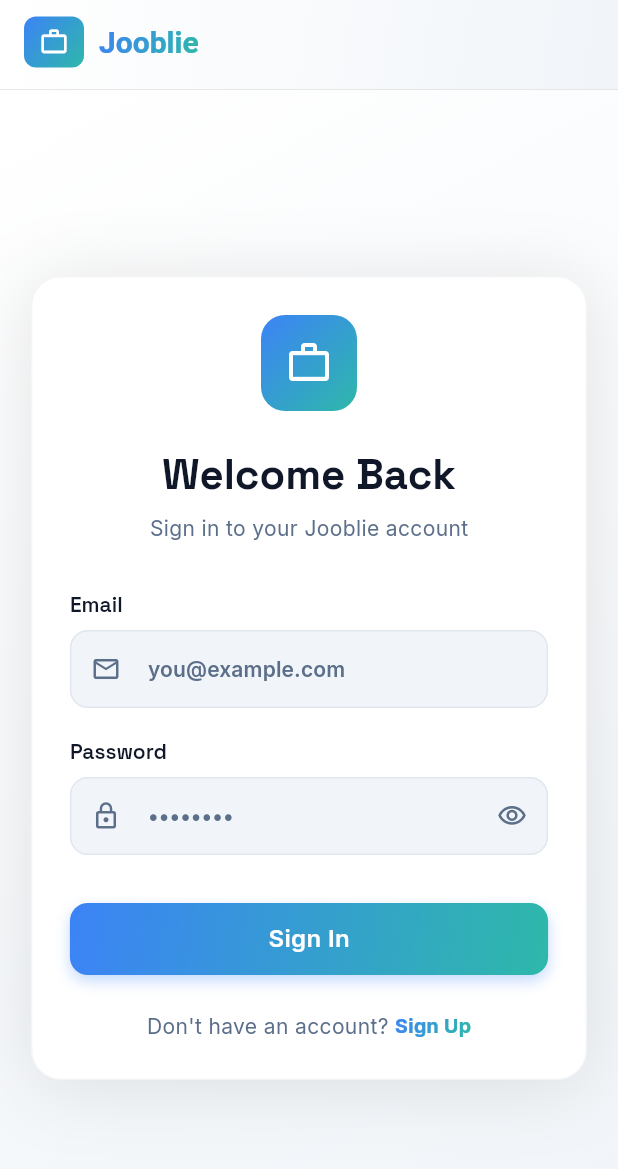
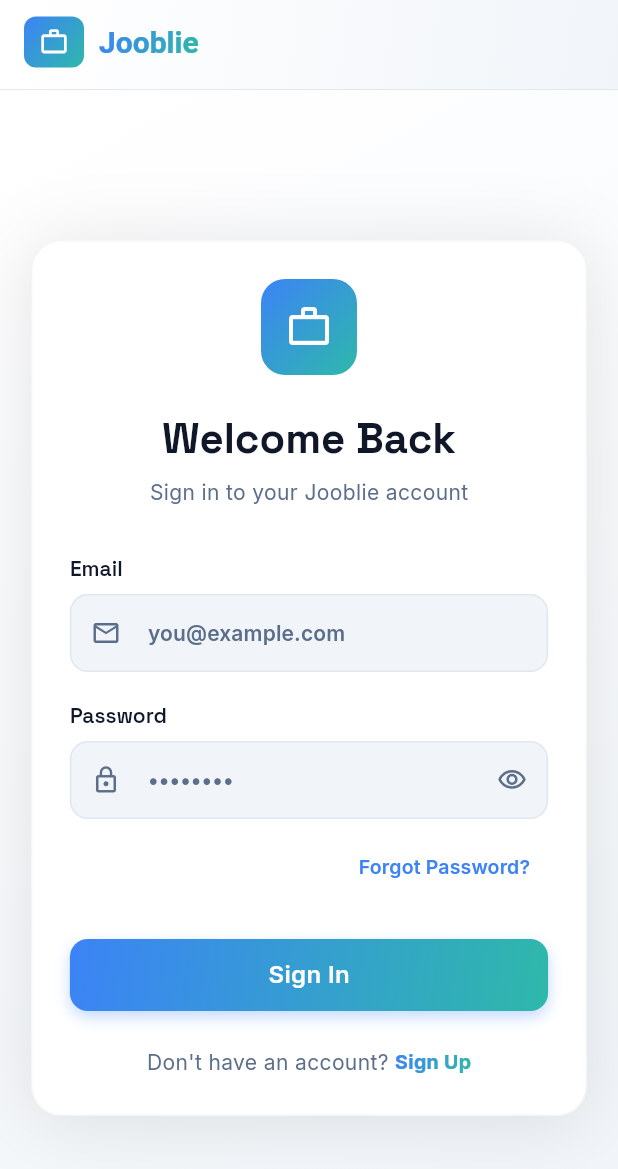
Before and after one commit to hashamdev-webix/jooblie-mobile-app, a Flutter app: the LoginScreen screen opened by its route, on a phone screen of 412 x 824 dp. Shown: the top 1169 px of the screen. Run offline on Flutter 3.47's test engine with Material 3 defaults, Android fonts, the phone set to English and light mode, and no system bars; our stand-ins replace animate_do, another_flushbar, app_links, cached_network_image, flutter_dotenv, flutter_easyloading and 10 more; accounts and stored records are empty.

Commit message:
Update login_screen.dart

```diff
--- a/lib/views/login_screen.dart
+++ b/lib/views/login_screen.dart
@@ -160,7 +160,27 @@ class LoginScreen extends StatelessWidget {
                                                   onSaved: (value) => viewModel
                                                       .setPassword(value ?? ''),
                                                 ),
-                                                32.h,
+                                                8.h,
+                                                Align(
+                                                  alignment: Alignment.centerRight,
+                                                  child: TextButton(
+                                                    onPressed: () {
+                                                      Navigator.pushNamed(
+                                                        context,
+                                                        RoutesName.forgotPassword,
+                                                      );
+                                                    },
+                                                    child: Text(
+                                                      'Forgot Password?',
+                                                      style: TextStyle(
+                                                        color: AppColors.lightPrimary,
+                                                        fontWeight: FontWeight.w600,
+                                                        fontSize: 13,
+                                                      ),
+                                                    ),
+                                                  ),
+                                                ),
+                                                24.h,
                                                 PrimaryButton(
                                                   text: 'Sign In',
                                                   isLoading:
```
